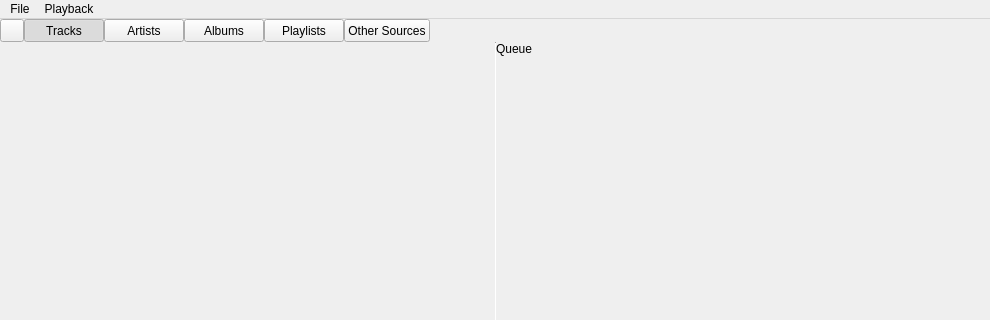
First picture: the form in application/mainwindow.ui, repository theCheeseboard/theBeat, before the edit; both pictures show x 0 to 990 and y 0 to 320 of the 990 by 644 pixel window.
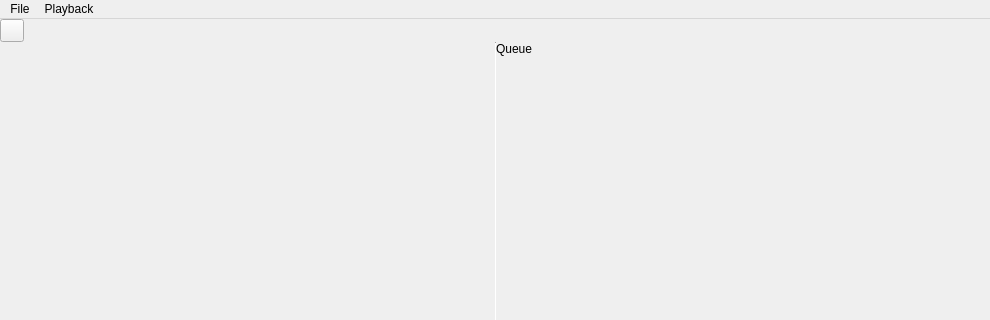
Second picture: the form after the edit. Icons and pictures are not drawn. Custom widgets are drawn as their Qt base class.

Commit message: Use tWindowTabber for window tabs

The edit to the form file:
```diff
--- a/application/mainwindow.ui
+++ b/application/mainwindow.ui
@@ -79,136 +79,15 @@
         </widget>
        </item>
        <item>
-        <widget class="QPushButton" name="tracksButton">
+        <widget class="tWindowTabber" name="windowTabber" native="true">
          <property name="sizePolicy">
-          <sizepolicy hsizetype="Preferred" vsizetype="Preferred">
+          <sizepolicy hsizetype="Expanding" vsizetype="Preferred">
            <horstretch>0</horstretch>
            <verstretch>0</verstretch>
           </sizepolicy>
          </property>
-         <property name="text">
-          <string>Tracks</string>
-         </property>
-         <property name="icon">
-          <iconset theme="view-media-track">
-           <normaloff>../../the24/application</normaloff>../../the24/application</iconset>
-         </property>
-         <property name="checkable">
-          <bool>true</bool>
-         </property>
-         <property name="checked">
-          <bool>true</bool>
-         </property>
-         <property name="autoExclusive">
-          <bool>true</bool>
-         </property>
         </widget>
        </item>
-       <item>
-        <widget class="QPushButton" name="artistsButton">
-         <property name="sizePolicy">
-          <sizepolicy hsizetype="Preferred" vsizetype="Preferred">
-           <horstretch>0</horstretch>
-           <verstretch>0</verstretch>
-          </sizepolicy>
-         </property>
-         <property name="text">
-          <string>Artists</string>
-         </property>
-         <property name="icon">
-          <iconset theme="view-media-artist">
-           <normaloff>../../the24/application</normaloff>../../the24/application</iconset>
-         </property>
-         <property name="checkable">
-          <bool>true</bool>
-         </property>
-         <property name="autoExclusive">
-          <bool>true</bool>
-         </property>
-        </widget>
-       </item>
-       <item>
-        <widget class="QPushButton" name="albumsButton">
-         <property name="sizePolicy">
-          <sizepolicy hsizetype="Preferred" vsizetype="Preferred">
-           <horstretch>0</horstretch>
-           <verstretch>0</verstretch>
-          </sizepolicy>
-         </property>
-         <property name="text">
-          <string>Albums</string>
-         </property>
-         <property name="icon">
-          <iconset theme="media-album-cover">
-           <normaloff>../../the24/application</normaloff>../../the24/application</iconset>
-         </property>
-         <property name="checkable">
-          <bool>true</bool>
-         </property>
-         <property name="autoExclusive">
-          <bool>true</bool>
-         </property>
-        </widget>
-       </item>
-       <item>
-        <widget class="QPushButton" name="playlistsButton">
-         <property name="sizePolicy">
-          <sizepolicy hsizetype="Preferred" vsizetype="Preferred">
-           <horstretch>0</horstretch>
-           <verstretch>0</verstretch>
-          </sizepolicy>
-         </property>
-         <property name="text">
-          <string>Playlists</string>
-         </property>
-         <property name="icon">
-          <iconset theme="view-media-playlist">
-           <normaloff>.</normaloff>.</iconset>
-         </property>
-         <property name="checkable">
-          <bool>true</bool>
-         </property>
-         <property name="autoExclusive">
-          <bool>true</bool>
-         </property>
-        </widget>
-       </item>
-       <item>
-        <widget class="QPushButton" name="otherButton">
-         <property name="sizePolicy">
-          <sizepolicy hsizetype="Preferred" vsizetype="Preferred">
-           <horstretch>0</horstretch>
-           <verstretch>0</verstretch>
-          </sizepolicy>
-         </property>
-         <property name="text">
-          <string>Other Sources</string>
-         </property>
-         <property name="icon">
-          <iconset theme="view-list-details">
-           <normaloff>../../the24/application</normaloff>../../the24/application</iconset>
-         </property>
-         <property name="checkable">
-          <bool>true</bool>
-         </property>
-         <property name="autoExclusive">
-          <bool>true</bool>
-         </property>
-        </widget>
-       </item>
-       <item>
-        <spacer name="horizontalSpacer">
-         <property name="orientation">
-          <enum>Qt::Horizontal</enum>
-         </property>
-         <property name="sizeHint" stdset="0">
-          <size>
-           <width>40</width>
-           <height>20</height>
-          </size>
-         </property>
-        </spacer>
-       </item>
        <item>
         <layout class="QHBoxLayout" name="jobButtonLayout"/>
        </item>
@@ -646,6 +525,12 @@
    <header>userplaylistswidget.h</header>
    <container>1</container>
   </customwidget>
+  <customwidget>
+   <class>tWindowTabber</class>
+   <extends>QWidget</extends>
+   <header location="global">twindowtabber.h</header>
+   <container>1</container>
+  </customwidget>
  </customwidgets>
  <resources>
   <include location="resources.qrc"/>
```
Left out of the diff: 2 changed lines with no effect on the pictures. The commit also changes 2 other files.
